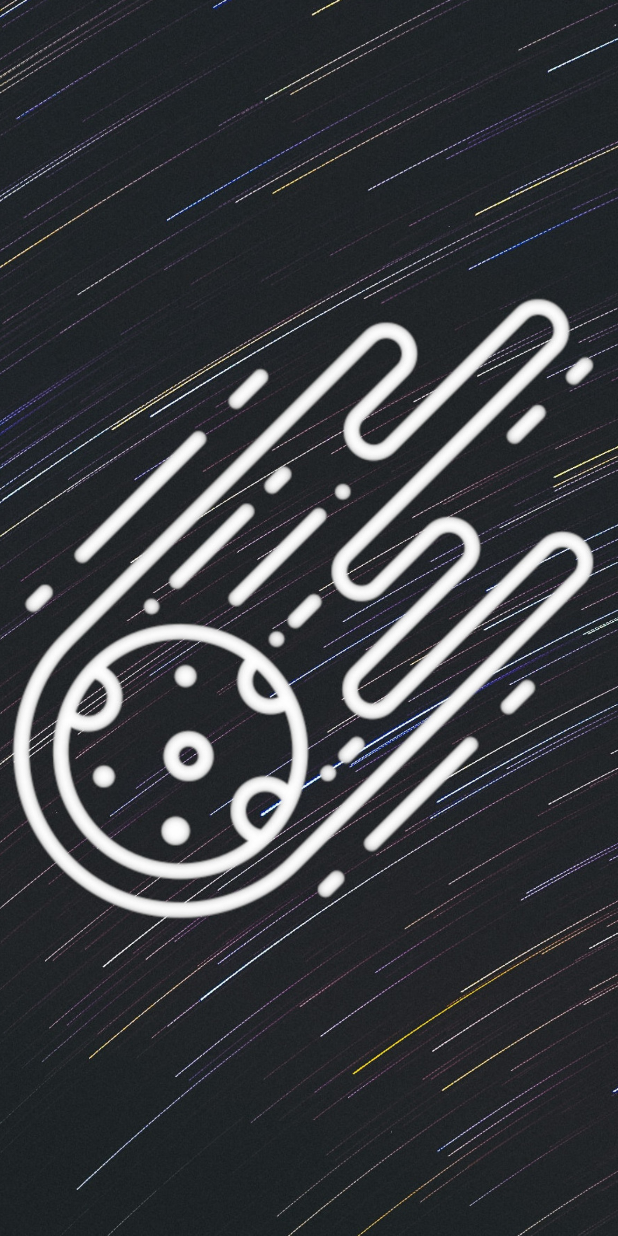
After one commit to TheSharpen/Meteorix, an Android app: the SplashActivity screen opened directly, with no data from a screen before it, on a phone screen of 412 x 824 dp. The commit adds this screen. Run offline under Robolectric (Android 15) with nearby library versions, the phone set to English and light mode, and no system bars.

Commit message:
splashscreen added

```diff
--- /dev/null
+++ b/app/src/main/java/com/example/meteorix/SplashActivity.kt
@@ -0,0 +1,23 @@
+package com.example.meteorix
+
+import android.content.Intent
+import android.os.Bundle
+import android.os.Handler
+import android.os.Looper
+import android.os.PersistableBundle
+import androidx.appcompat.app.AppCompatActivity
+
+class SplashActivity: AppCompatActivity() {
+    override fun onCreate(savedInstanceState: Bundle?) {
+        super.onCreate(savedInstanceState)
+        setContentView(R.layout.splash_screen)
+
+        supportActionBar?.hide()
+
+        val handler = Handler(Looper.getMainLooper())
+        handler.postDelayed({
+            startActivity(Intent(this@SplashActivity, MainActivity::class.java))
+            finish()
+        }, 2000)
+    }
+}
--- /dev/null
+++ b/app/src/main/res/layout/splash_screen.xml
@@ -0,0 +1,15 @@
+<?xml version="1.0" encoding="utf-8"?>
+<RelativeLayout xmlns:android="http://schemas.android.com/apk/res/android"
+    android:layout_width="match_parent"
+    android:layout_height="match_parent"
+    android:background="@color/material_dynamic_primary0">
+
+    <ImageView
+        android:id="@+id/splash_image"
+        android:layout_width="match_parent"
+        android:layout_height="match_parent"
+        android:scaleType="centerCrop"
+        android:src="@drawable/meteorites"
+        android:contentDescription="meteorite image"/>
+
+</RelativeLayout>
--- a/app/src/main/res/values/themes.xml
+++ b/app/src/main/res/values/themes.xml
@@ -22,4 +22,8 @@
         <item name="android:textColor">@color/white</item>
     </style>
 
+    <style name="SplashTheme" parent="Theme.AppCompat.NoActionBar">
+        <item name="android:windowBackground">@drawable/meteorites</item>
+    </style>
+
 </resources>
```
Also changed, not shown: app/src/main/AndroidManifest.xml (+17 -4 lines), app/src/main/res/drawable/meteorites.jpg (added), 1 other file.
